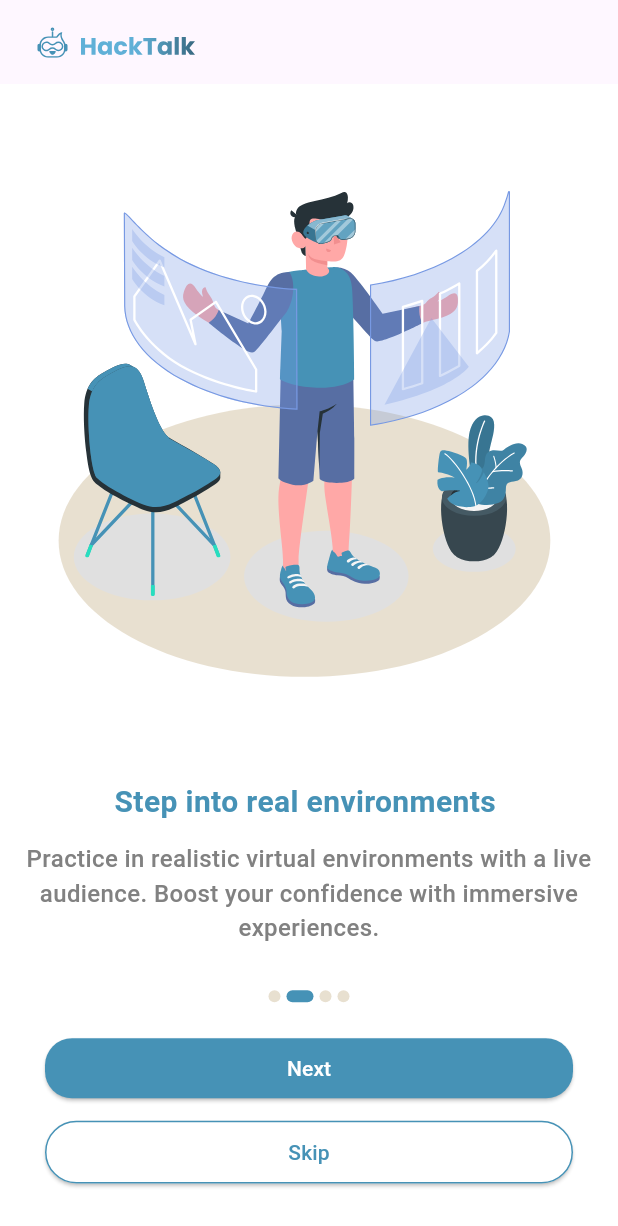
After one commit to HackTalkTeam/hackTalk-flutter, a Flutter app: the screen it shows after launch, after a tap on "Next", on a phone screen of 412 x 824 dp. The commit adds this screen. Shown: the top 1226 px of the screen. Run offline on Flutter 3.47's test engine with Material 3 defaults, Android fonts, the phone set to English and light mode, and no system bars; our stand-ins replace audioplayers, contained_tab_bar_view, dio, file_picker, flutter_bloc, flutter_rating_bar and 7 more; missing offline and left inert: record_mp3; project files that could hold a hidden picture were left out.

Commit message:
onboarding screens

```diff
--- a/lib/core/widgets/button_second_widget.dart
+++ b/lib/core/widgets/button_second_widget.dart
@@ -16,7 +16,7 @@ class ButtonSec extends StatelessWidget {
   Widget build(BuildContext context) {
     return SizedBox(
       width: double.infinity,
-      height: 40.h,
+      height: 35.h,
       child: ElevatedButton(
           onPressed: () {},
           style: ElevatedButton.styleFrom(
--- a/lib/features/auth/reset/reset_screen.dart
+++ b/lib/features/auth/screens/forgot/forgot_password.dart
@@ -9,16 +9,16 @@ import 'package:hack_talk/core/utils/textstyle.dart';
 import 'package:hack_talk/core/widgets/button_second_widget.dart';
 import 'package:hack_talk/core/widgets/button_widget.dart';
 import 'package:hack_talk/core/widgets/custom_text_form_feild.dart';
-import 'package:hack_talk/features/auth/load/load_screen.dart';
-import 'package:hack_talk/features/auth/verfication/verfication.dart';
+import 'package:hack_talk/features/auth/screens/verfication/verfication.dart';
 
-class ResetScreen extends StatelessWidget {
-  const ResetScreen({super.key});
+class ForgotPassword extends StatelessWidget {
+  const ForgotPassword({super.key});
 
   @override
   Widget build(BuildContext context) {
     return Scaffold(
       appBar: AppBar(
+        backgroundColor: Colors.white,
         leading: const BackButton(),
         title: const Text('logo'),
       ),
@@ -28,38 +28,30 @@ class ResetScreen extends StatelessWidget {
         child: SingleChildScrollView(
           child: Column(
             children: [
-              SvgPicture.asset('assets/svgs/reset.svg'),
+              SvgPicture.asset('assets/svgs/forgot.svg'),
               Text(
-                AppStrings.resetPassword,
+                AppStrings.forgotPassword,
                 style: TextStyles.font20mainBllueColor,
               ),
               Text(
-                AppStrings.resetPasswordText,
+                AppStrings.doNotWorry,
                 textAlign: TextAlign.center,
                 style: TextStyles.font12black,
               ),
               verticalSpace(20.h),
               CustomTextFormFeild(
                 controller: TextEditingController(),
-                hintText: 'New Password',
-                kbType: TextInputType.visiblePassword,
-                lableText: 'Enter Your New Password',
-                onChanged: (value) {},
-              ),
-              verticalSpace(10.h),
-              CustomTextFormFeild(
-                controller: TextEditingController(),
-                hintText: 'Confirm Password',
-                kbType: TextInputType.visiblePassword,
-                lableText: 'Confirm Your Password',
+                hintText: 'Email',
+                kbType: TextInputType.emailAddress,
+                lableText: 'Enter Your Email',
                 onChanged: (value) {},
               ),
               verticalSpace(10.h),
               ButtonWidget(
-                AppStrings.reset,
+                AppStrings.send,
                 color: Colors.white,
                 onPressed: () {
-                  AppRoutes.routeTo(context, const LoadScreen());
+                  AppRoutes.routeTo(context, const VerficationScreen());
                 },
               ),
               verticalSpace(10.h),
@@ -73,7 +65,7 @@ class ResetScreen extends StatelessWidget {
             ],
           ),
         ),
-      ))
+      )),
     );
   }
 }
--- a/lib/features/auth/load/load_screen.dart
+++ b/lib/features/auth/screens/load/load_screen.dart
@@ -6,7 +6,7 @@ import 'package:hack_talk/core/utils/app_routes.dart';
 import 'package:hack_talk/core/utils/app_strings.dart';
 import 'package:hack_talk/core/utils/textstyle.dart';
 import 'package:hack_talk/core/widgets/button_widget.dart';
-import 'package:hack_talk/features/auth/login/login_screen.dart';
+import 'package:hack_talk/features/auth/screens/login/login_screen.dart';
 
 class LoadScreen extends StatelessWidget {
   const LoadScreen({super.key});
--- a/lib/features/auth/login/login_screen.dart
+++ b/lib/features/auth/screens/login/login_screen.dart
@@ -8,11 +8,12 @@ import 'package:hack_talk/core/utils/app_strings.dart';
 import 'package:hack_talk/core/utils/textstyle.dart';
 import 'package:hack_talk/core/widgets/button_widget.dart';
 import 'package:hack_talk/core/widgets/custom_text_form_feild.dart';
-import 'package:hack_talk/features/auth/forgot/forgot_password.dart';
-import 'package:hack_talk/features/auth/sign_up/sign_up_screen.dart';
+import 'package:hack_talk/features/auth/screens/forgot/forgot_password.dart';
+import 'package:hack_talk/features/auth/screens/sign_up/sign_up_screen.dart';
 import 'package:hack_talk/features/auth/widgets/divider.dart';
 import 'package:hack_talk/features/auth/widgets/rich_text.dart';
 import 'package:hack_talk/features/auth/widgets/social_icon.dart';
+import 'package:hack_talk/features/home/presentation/screen/home/home_screen.dart';
 
 class LoginScreen extends StatefulWidget {
   const LoginScreen({super.key});
@@ -106,12 +107,19 @@ class _LoginScreenState extends State<LoginScreen> {
                 ButtonWidget(
                   AppStrings.login,
                   color: Colors.white,
-                  onPressed: () {},
+                  onPressed: () {
+                    AppRoutes.routeTo(context, const HomeScreen());
+                  },
                 ),
                 verticalSpace(10.h),
-                 Center(child: NewToHachTalk(textOne: AppStrings.donothaveanAccount,onTap: (){
-                   AppRoutes.routeTo(context, const SignUpScreen());
-                 },textTwo: AppStrings.signUp,)),
+                Center(
+                    child: NewToHachTalk(
+                  textOne: AppStrings.donothaveanAccount,
+                  onTap: () {
+                    AppRoutes.routeTo(context, const SignUpScreen());
+                  },
+                  textTwo: AppStrings.signUp,
+                )),
                 verticalSpace(10.h),
                 const Div(),
                 verticalSpace(10.h),
--- a/lib/features/auth/forgot/forgot_password.dart
+++ b/lib/features/auth/screens/reset/reset_screen.dart
@@ -9,16 +9,16 @@ import 'package:hack_talk/core/utils/textstyle.dart';
 import 'package:hack_talk/core/widgets/button_second_widget.dart';
 import 'package:hack_talk/core/widgets/button_widget.dart';
 import 'package:hack_talk/core/widgets/custom_text_form_feild.dart';
-import 'package:hack_talk/features/auth/verfication/verfication.dart';
+import 'package:hack_talk/features/auth/screens/load/load_screen.dart';
+import 'package:hack_talk/features/auth/screens/verfication/verfication.dart';
 
-class ForgotPassword extends StatelessWidget {
-  const ForgotPassword({super.key});
+class ResetScreen extends StatelessWidget {
+  const ResetScreen({super.key});
 
   @override
   Widget build(BuildContext context) {
     return Scaffold(
       appBar: AppBar(
-        backgroundColor: Colors.white,
         leading: const BackButton(),
         title: const Text('logo'),
       ),
@@ -28,30 +28,38 @@ class ForgotPassword extends StatelessWidget {
         child: SingleChildScrollView(
           child: Column(
             children: [
-              SvgPicture.asset('assets/svgs/forgot.svg'),
+              SvgPicture.asset('assets/svgs/reset.svg'),
               Text(
-                AppStrings.forgotPassword,
+                AppStrings.resetPassword,
                 style: TextStyles.font20mainBllueColor,
               ),
               Text(
-                AppStrings.doNotWorry,
+                AppStrings.resetPasswordText,
                 textAlign: TextAlign.center,
                 style: TextStyles.font12black,
               ),
               verticalSpace(20.h),
               CustomTextFormFeild(
                 controller: TextEditingController(),
-                hintText: 'Email',
-                kbType: TextInputType.emailAddress,
-                lableText: 'Enter Your Email',
+                hintText: 'New Password',
+                kbType: TextInputType.visiblePassword,
+                lableText: 'Enter Your New Password',
+                onChanged: (value) {},
+              ),
+              verticalSpace(10.h),
+              CustomTextFormFeild(
+                controller: TextEditingController(),
+                hintText: 'Confirm Password',
+                kbType: TextInputType.visiblePassword,
+                lableText: 'Confirm Your Password',
                 onChanged: (value) {},
               ),
               verticalSpace(10.h),
               ButtonWidget(
-                AppStrings.send,
+                AppStrings.reset,
                 color: Colors.white,
                 onPressed: () {
-                  AppRoutes.routeTo(context, const VerficationScreen());
+                  AppRoutes.routeTo(context, const LoadScreen());
                 },
               ),
               verticalSpace(10.h),
@@ -65,7 +73,7 @@ class ForgotPassword extends StatelessWidget {
             ],
           ),
         ),
-      )),
+      ))
     );
   }
 }
--- a/lib/features/auth/verfication/verfication.dart
+++ b/lib/features/auth/screens/verfication/verfication.dart
@@ -8,7 +8,7 @@ import 'package:hack_talk/core/utils/app_strings.dart';
 import 'package:hack_talk/core/utils/textstyle.dart';
 import 'package:hack_talk/core/widgets/button_second_widget.dart';
 import 'package:hack_talk/core/widgets/button_widget.dart';
-import 'package:hack_talk/features/auth/reset/reset_screen.dart';
+import 'package:hack_talk/features/auth/screens/reset/reset_screen.dart';
 import 'package:hack_talk/features/auth/widgets/otp_screen.dart';
 
 class VerficationScreen extends StatelessWidget {
--- a/lib/features/auth/widgets/divider.dart
+++ b/lib/features/auth/widgets/divider.dart
@@ -13,21 +13,24 @@ class Div extends StatelessWidget {
       children: [
         verticalSpace(5.h),
         SizedBox(
-          width: 120.w,
+          width: 100.w,
           child: const Divider(
             color: Colors.grey,
             thickness: 1,
           ),
         ),
         horizontalSpace(3.w),
-         Text(AppStrings.or,style: TextStyle(
-          color: Colors.black,
-          fontFamily: 'Roboto',
-          fontSize: 14.sp,
-        ),),
+        Text(
+          AppStrings.or,
+          style: TextStyle(
+            color: Colors.black,
+            fontFamily: 'Roboto',
+            fontSize: 14.sp,
+          ),
+        ),
         horizontalSpace(3.w),
         SizedBox(
-          width: 120.w,
+          width: 100.w,
           child: const Divider(
             color: Colors.grey,
             thickness: 1,
--- /dev/null
+++ b/lib/features/welcome/logic/on_boarding_cubit/on_boarding_cubit.dart
@@ -0,0 +1,51 @@
+import 'package:flutter/cupertino.dart';
+import 'package:flutter_bloc/flutter_bloc.dart';
+import 'package:hack_talk/core/utils/app_assets.dart';
+import 'package:hack_talk/features/welcome/logic/on_boarding_model.dart';
+part 'on_boarding_state.dart';
+
+class OnBoardingCubit extends Cubit<OnBoardingState> {
+  List<OnBoardingModel> onBoardingList = [
+    OnBoardingModel(
+        title: "Welcome to HackTalk!",
+        body:
+        "Overcome your public speaking anxiety with HackTalk. Explore VR environments and improve your skills through expert analysis",
+        image: 'onBoarding1'.getSvgAsset),
+    OnBoardingModel(
+        title: "Step into real environments ",
+        body:
+        "Practice in realistic virtual environments with a live audience. Boost your confidence with immersive experiences.",
+        image: 'onBoarding2'.getSvgAsset),
+    OnBoardingModel(
+        title: "Analyze Your Performance",
+        body:
+        "Our app records your presentations and provides detailed feedback. Identify areas for improvement and track your progress.",
+        image: 'onBoarding3'.getSvgAsset),
+    OnBoardingModel(
+        title: "Practice Anytime, Anywhere",
+        body:
+        "With HackTalk , you can practice on your terms. Carry your personal speaking coach wherever you go.",
+        image: 'onBoarding4'.getSvgAsset),
+  ];
+  int currentPage = 0;
+  PageController pageController = PageController(initialPage: 0);
+  OnBoardingCubit() : super(OnBoardingInitial()) {
+    // if(state )
+  }
+  changePage(int page) {
+    currentPage = page;
+    emit(NextState());
+  }
+
+  next() {
+    if (currentPage >= onBoardingList.length - 1) {
+      emit(GoToHomeState());
+    } else {
+      currentPage++;
+      pageController.nextPage(
+          duration: const Duration(milliseconds: 500),
+          curve: Curves.decelerate);
+      emit(NextState());
+    }
+  }
+}
--- /dev/null
+++ b/lib/features/welcome/logic/on_boarding_cubit/on_boarding_state.dart
@@ -0,0 +1,10 @@
+part of 'on_boarding_cubit.dart';
+
+@immutable
+abstract class OnBoardingState {}
+
+class OnBoardingInitial extends OnBoardingState {}
+
+class NextState extends OnBoardingState {}
+
+class GoToHomeState extends OnBoardingState {}
--- /dev/null
+++ b/lib/features/welcome/logic/on_boarding_model.dart
@@ -0,0 +1,11 @@
+class OnBoardingModel {
+  final String title;
+  final String body;
+  final String image;
+
+  OnBoardingModel({
+    required this.title,
+    required this.body,
+    required this.image,
+  });
+}
--- /dev/null
+++ b/lib/features/welcome/screens/on_boarding/on_boarding_screen.dart
@@ -0,0 +1,144 @@
+import 'package:flutter/material.dart';
+import 'package:flutter_bloc/flutter_bloc.dart';
+import 'package:flutter_screenutil/flutter_screenutil.dart';
+import 'package:flutter_svg/svg.dart';
+import 'package:hack_talk/core/utils/app_assets.dart';
+import 'package:hack_talk/core/utils/app_colors.dart';
+import 'package:hack_talk/core/utils/app_routes.dart';
+import 'package:hack_talk/core/widgets/button_second_widget.dart';
+import 'package:hack_talk/core/widgets/button_widget.dart';
+import 'package:hack_talk/core/widgets/text_widget.dart';
+import 'package:hack_talk/features/auth/screens/login/login_screen.dart';
+import 'package:hack_talk/features/welcome/logic/on_boarding_cubit/on_boarding_cubit.dart';
+
+class OnBoardingScreen extends StatelessWidget {
+  const OnBoardingScreen({Key? key}) : super(key: key);
+
+  @override
+  Widget build(BuildContext context) {
+    return BlocProvider<OnBoardingCubit>(
+      create: (context) => OnBoardingCubit(),
+      child: Scaffold(
+        body: BlocConsumer<OnBoardingCubit, OnBoardingState>(
+          listener: (context, state) {},
+          builder: (context, state) {
+            if (state is GoToHomeState) {
+              WidgetsBinding.instance.addPostFrameCallback((timeStamp) {
+                AppRoutes.routeAndRemoveAllTo(context, const LoginScreen());
+              });
+            }
+            final onBoarding = context.watch<OnBoardingCubit>();
+            return Scaffold(
+              appBar: AppBar(
+                title: Padding(
+                  padding: const EdgeInsets.all(8.0),
+                  child: SvgPicture.asset('hacktalk'.getSvgAsset),
+                ),
+              ),
+              body: SafeArea(
+                child: Column(
+                  children: [
+                    Expanded(
+                      child: PageView.builder(
+                          controller: onBoarding.pageController,
+                          onPageChanged: (page) {
+                            context.read<OnBoardingCubit>().changePage(page);
+                          },
+                          itemCount: onBoarding.onBoardingList.length,
+                          itemBuilder: (context, i) => Padding(
+                                padding:
+                                    const EdgeInsets.symmetric(horizontal: 16),
+                                child: Column(
+                                  children: [
+                                    Expanded(
+                                      child: SvgPicture.asset(
+                                          onBoarding.onBoardingList[i].image),
+                                    ),
+                                    //const Spacer(),
+                                    TextWidget(
+                                      onBoarding.onBoardingList[i].title,
+                                      fontWeight: FontWeight.w600,
+                                      fontSize: 20,
+                                      color: AppColors.mainBlueColor,
+                                    ),
+                                    const SizedBox(height: 12),
+                                    TextWidget(
+                                      onBoarding.onBoardingList[i].body,
+                                      fontWeight: FontWeight.w500,
+                                      fontSize: 16,
+                                      color: AppColors.textBodyColor,
+                                      textAlign: TextAlign.center,
+                                      maxLines: 5,
+                                    ),
+                                    //const Spacer(),
+                                  ],
+                                ),
+                              )),
+                    ),
+                    Padding(
+                      padding: const EdgeInsets.only(top: 28.0),
+                      child: Row(
+                        mainAxisSize: MainAxisSize.min,
+                        children: List.generate(
+                            onBoarding.onBoardingList.length,
+                            (index) => AnimatedContainer(
+                                  duration: const Duration(milliseconds: 500),
+                                  curve: Curves.bounceInOut,
+                                  width:
+                                      index == onBoarding.currentPage ? 18 : 8,
+                                  height: 8,
+                                  margin: const EdgeInsets.all(2),
+                                  decoration: BoxDecoration(
+                                    color: index == onBoarding.currentPage
+                                        ? AppColors.mainBlueColor
+                                        : AppColors.brownColor,
+                                    borderRadius: BorderRadius.circular(4),
+                                  ),
+                                )),
+                      ),
+                    ),
+                    Padding(
+                      padding: const EdgeInsets.only(
+                          left: 30, right: 30, bottom: 15, top: 22),
+                      child: ButtonWidget(
+                        onBoarding.currentPage ==
+                                onBoarding.onBoardingList.length - 1
+                            ? 'Get Start'
+                            : 'Next',
+                        color: Colors.white,
+                        onPressed: () {
+                          context.read<OnBoardingCubit>().next();
+                        },
+                      ),
+                    ),
+                    onBoarding.currentPage ==
+                            onBoarding.onBoardingList.length - 1
+                        ? Padding(
+                            padding: const EdgeInsets.only(
+                                left: 30, right: 30, bottom: 35),
+                            child: SizedBox(
+                              width: double.infinity,
+                              height: 35.h,
+                            ),
+                          )
+                        : Padding(
+                            padding: const EdgeInsets.only(
+                                left: 30, right: 30, bottom: 35),
+                            child: ButtonSec(
+                              text: 'Skip',
+                              color: AppColors.mainBlueColor,
+                              onPressed: () {
+                                AppRoutes.routeTo(context, const LoginScreen());
+                              },
+                            ),
+                          )
+                  ],
+                ),
+              ),
+            );
+          },
+        ),
+      ),
+    );
+  }
+}
--- a/lib/main.dart
+++ b/lib/main.dart
@@ -1,8 +1,9 @@
 import 'package:flutter/material.dart';
+import 'package:flutter_screenutil/flutter_screenutil.dart';
 import 'package:hack_talk/core/utils/app_strings.dart';
 import 'package:hack_talk/core/utils/app_themes.dart';
-import 'package:hack_talk/features/auth/login/login_screen.dart';
-import 'features/home/presentation/screen/home/home_screen.dart';
+import 'features/auth/screens/login/login_screen.dart';
+import 'features/welcome/screens/on_boarding/on_boarding_screen.dart';
 
 void main() {
   runApp(const MyApp());
@@ -13,11 +14,18 @@ class MyApp extends StatelessWidget {
 
   @override
   Widget build(BuildContext context) {
-    return MaterialApp(
-      title: AppStrings.appName,
-      theme: AppThemes.theme,
-      debugShowCheckedModeBanner: false,
-      home: const LoginScreen(),
+    return ScreenUtilInit(
+      designSize: const Size(360, 690),
+      minTextAdapt: true,
+      splitScreenMode: true,
+      builder: (_, child) {
+        return MaterialApp(
+          title: AppStrings.appName,
+          theme: AppThemes.theme,
+          debugShowCheckedModeBanner: false,
+          home: const OnBoardingScreen(),
+        );
+      },
     );
   }
 }
```
Also changed, not shown: lib/features/auth/screens/sign_up/sign_up_screen.dart (renamed from lib/features/auth/sign_up/sign_up_screen.dart, +5 -3 lines), lib/features/auth/widgets/rich_text.dart (+8 -5 lines).
